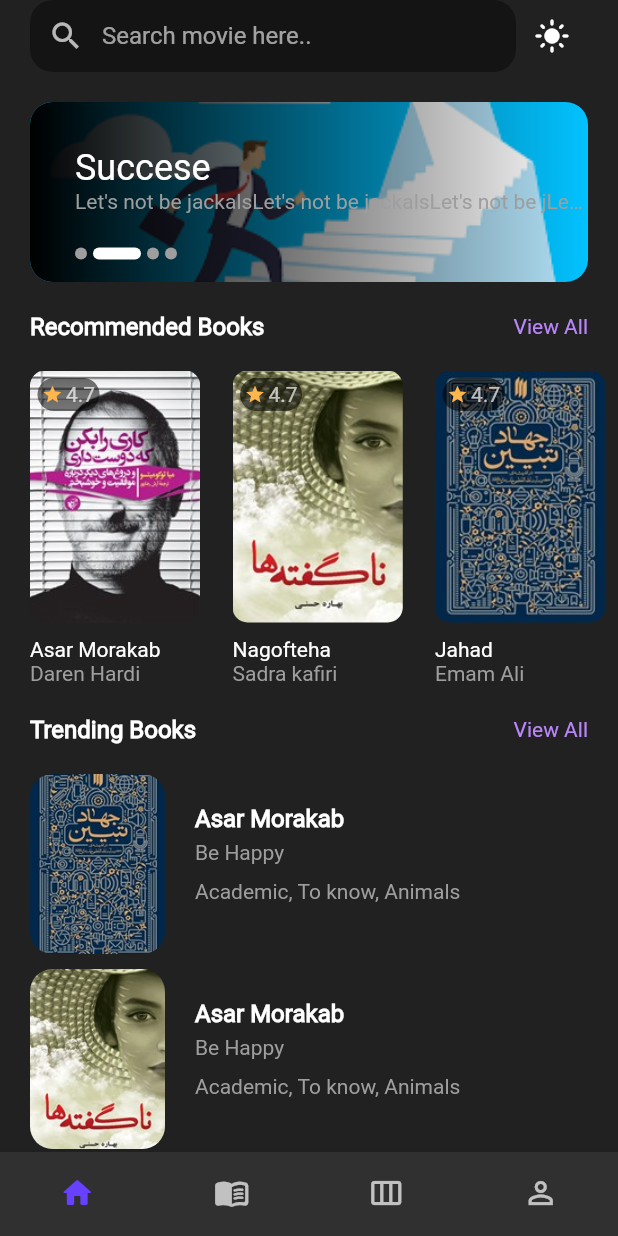
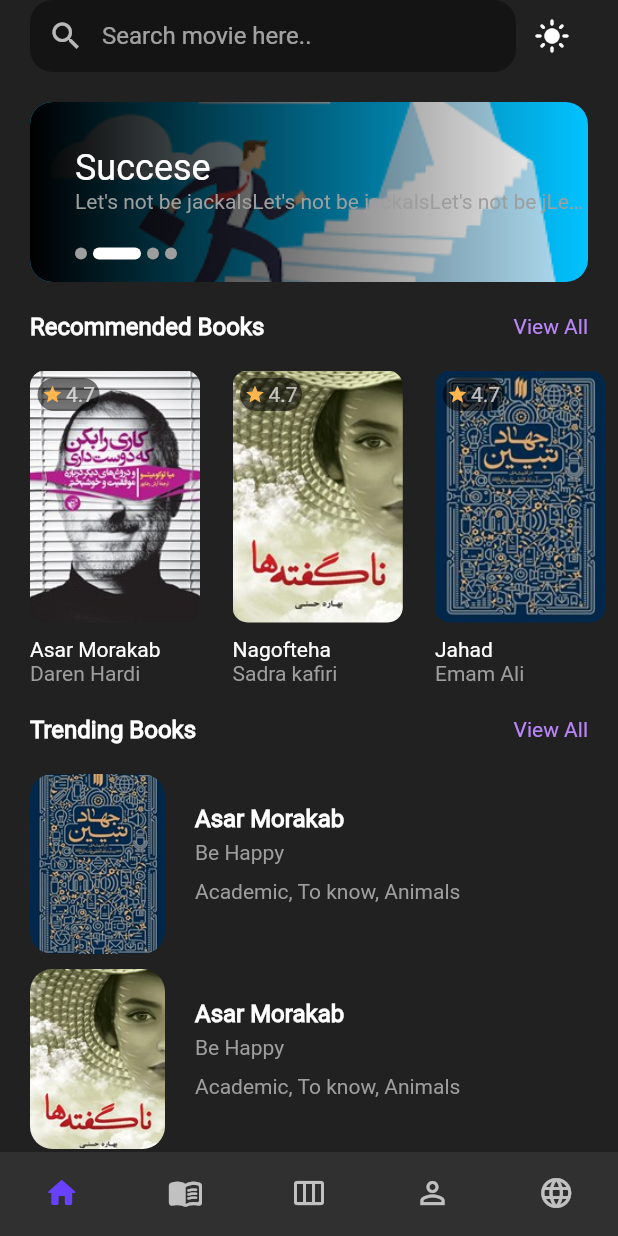
Before and after one commit to phamduyanminh/Ez-Book-master, a Flutter app: the screen it shows after launch, on a phone screen of 412 x 824 dp. Run offline on Flutter 3.47's test engine with Material 2 defaults, Android fonts, the phone set to English and light mode, and no system bars; drawn by our look-alikes of smooth_page_indicator; our stand-ins replace bloc, equatable, flutter_bloc, readmore; generated files the repository leaves out were written again; network calls fail.

Commit message:
Create setting home page

```diff
--- a/lib/src/app.dart
+++ b/lib/src/app.dart
@@ -46,7 +46,8 @@ class MyApp extends StatelessWidget {
             GlobalCupertinoLocalizations.delegate,
           ],
           supportedLocales: const [
-            Locale('en', ''), // English, no country code
+            Locale('en'), // English, no country code
+            Locale('vn'), //Vietnamese
           ],
 
           // Use AppLocalizations to configure the correct application title
--- a/lib/src/pages/home/home.dart
+++ b/lib/src/pages/home/home.dart
@@ -1,4 +1,5 @@
 import 'package:ez_book/src/pages/books/books_home.dart';
+import 'package:ez_book/src/pages/setting/setting_home.dart';
 import 'package:flutter/material.dart';
 import 'package:ez_book/src/pages/home/widget/custom_app_bar.dart';
 import 'package:ez_book/src/pages/home/widget/movie_header.dart';
@@ -33,7 +34,8 @@ class _HomePageState extends State<HomePage> {
             //Navigate to difference screens - bottom navigation
             const Center(child: BooksHome()),
             const Center(child: Text("Column")),
-            const Center(child: Text("Person")),
+            const Center(child: SettingHome()),
+            const Center(child: Text("Language")),
           ]),
       bottomNavigationBar: _buildBottonBar(),
     );
@@ -54,13 +56,25 @@ class _HomePageState extends State<HomePage> {
         selectedItemColor: const Color(0xFF6741FF),
         items: const [
           BottomNavigationBarItem(
-              label: 'Home', icon: Icon(Icons.home_rounded)),
+            label: 'Home',
+            icon: Icon(Icons.home_rounded),
+          ),
           BottomNavigationBarItem(
-              label: 'Book', icon: Icon(Icons.menu_book_rounded)),
+            label: 'Books',
+            icon: Icon(Icons.menu_book_rounded),
+          ),
           BottomNavigationBarItem(
-              label: 'Column', icon: Icon(Icons.view_week_outlined)),
+            label: 'Column',
+            icon: Icon(Icons.view_week_outlined),
+          ),
           BottomNavigationBarItem(
-              label: 'Person', icon: Icon(Icons.person_outline)),
+            label: 'User',
+            icon: Icon(Icons.person_outline),
+          ),
+          BottomNavigationBarItem(
+            label: 'Language',
+            icon: Icon(Icons.language),
+          ),
         ]);
   }
 }
--- a/pubspec.yaml
+++ b/pubspec.yaml
@@ -17,6 +17,7 @@ dependencies:
   flutter_localizations:
     sdk: flutter
   http: ^0.13.4
+  intl: ^0.17.0
   readmore: ^2.1.0
   smooth_page_indicator: ^1.0.0+2
 
```
Also changed, not shown: lib/src/pages/setting/setting_home.dart (added, +98 -0 lines), pubspec.lock.
